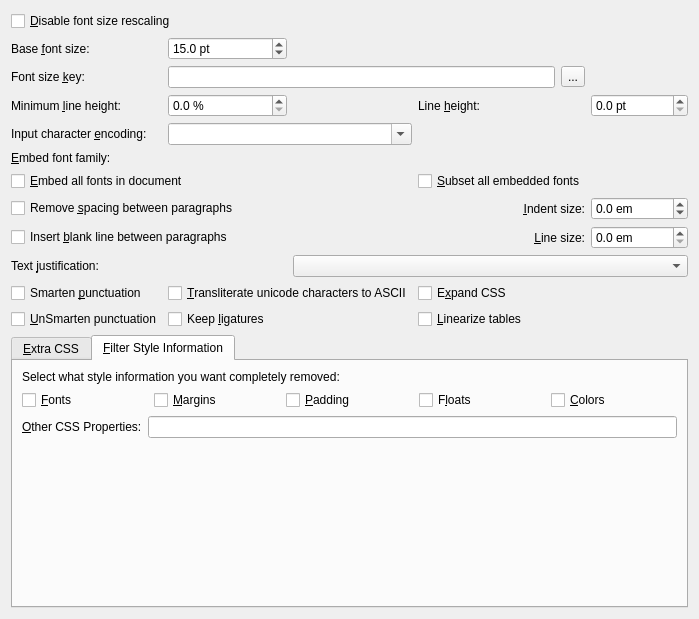
The window that src/calibre/gui2/convert/look_and_feel.ui (kovidgoyal/calibre) describes before a commit, drawn with Qt 5.
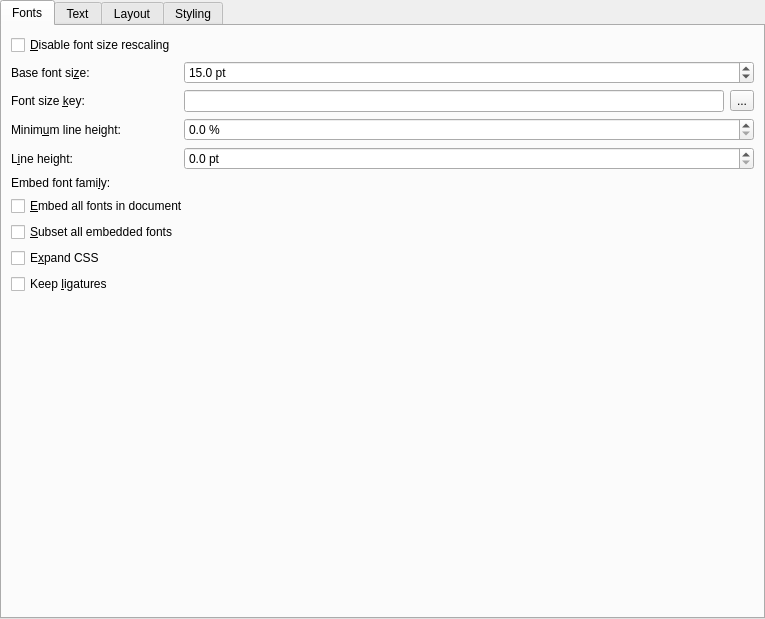
The same window after the commit. The open tabs and pages were chosen to show the change. Icons and pictures are not drawn. Custom widgets are drawn as their Qt base class.

Commit message: Re-design the Look & Feel section of the conversion dialog to make options better organized

Diff of the .ui file:
```diff
--- a/src/calibre/gui2/convert/look_and_feel.ui
+++ b/src/calibre/gui2/convert/look_and_feel.ui
@@ -6,146 +6,79 @@
    <rect>
     <x>0</x>
     <y>0</y>
-    <width>699</width>
+    <width>765</width>
     <height>619</height>
    </rect>
   </property>
-  <property name="windowTitle">
-   <string>Form</string>
-  </property>
-  <layout class="QGridLayout" name="gridLayout">
-   <item row="12" column="1" colspan="2">
-    <widget class="QCheckBox" name="opt_keep_ligatures">
-     <property name="text">
-      <string>Keep &amp;ligatures</string>
-     </property>
-    </widget>
-   </item>
+  <layout class="QVBoxLayout" name="verticalLayout_2">
+   <property name="spacing">
+    <number>0</number>
+   </property>
+   <property name="leftMargin">
+    <number>0</number>
+   </property>
+   <property name="topMargin">
+    <number>0</number>
+   </property>
+   <property name="rightMargin">
+    <number>0</number>
+   </property>
+   <property name="bottomMargin">
+    <number>0</number>
+   </property>
+   <item>
+    <widget class="QTabWidget" name="MainTabs">
+     <property name="currentIndex">
+      <number>0</number>
+     </property>
+     <widget class="QWidget" name="tab1">
+      <attribute name="title">
+       <string>Fonts</string>
+      </attribute>
+      <layout class="QFormLayout" name="formLayout">
    <item row="1" column="0">
     <widget class="QLabel" name="label_18">
      <property name="text">
-      <string>Base &amp;font size:</string>
+          <string>Base font si&amp;ze:</string>
      </property>
      <property name="buddy">
       <cstring>opt_base_font_size</cstring>
      </property>
     </widget>
    </item>
-   <item row="9" column="3">
-    <widget class="QLabel" name="label_7">
-     <property name="text">
-      <string>&amp;Line size:</string>
-     </property>
-     <property name="alignment">
-      <set>Qt::AlignRight|Qt::AlignTrailing|Qt::AlignVCenter</set>
-     </property>
-     <property name="buddy">
-      <cstring>opt_insert_blank_line_size</cstring>
-     </property>
-    </widget>
-   </item>
-   <item row="5" column="1" colspan="2">
-    <widget class="EncodingComboBox" name="opt_input_encoding">
-     <property name="editable">
-      <bool>true</bool>
-     </property>
-    </widget>
-   </item>
-   <item row="8" column="0" colspan="2">
-    <widget class="QCheckBox" name="opt_remove_paragraph_spacing">
-     <property name="text">
-      <string>Remove &amp;spacing between paragraphs</string>
-     </property>
-    </widget>
-   </item>
-   <item row="8" column="3">
-    <widget class="QLabel" name="label_4">
-     <property name="text">
-      <string>&amp;Indent size:</string>
-     </property>
-     <property name="alignment">
-      <set>Qt::AlignRight|Qt::AlignTrailing|Qt::AlignVCenter</set>
-     </property>
-     <property name="buddy">
-      <cstring>opt_remove_paragraph_spacing_indent_size</cstring>
-     </property>
-    </widget>
-   </item>
-   <item row="3" column="4">
-    <widget class="QDoubleSpinBox" name="opt_line_height">
+       <item row="1" column="1">
+        <widget class="QDoubleSpinBox" name="opt_base_font_size">
      <property name="suffix">
       <string> pt</string>
      </property>
      <property name="decimals">
       <number>1</number>
      </property>
-    </widget>
-   </item>
-   <item row="9" column="0" colspan="2">
-    <widget class="QCheckBox" name="opt_insert_blank_line">
-     <property name="text">
-      <string>Insert &amp;blank line between paragraphs</string>
-     </property>
-    </widget>
-   </item>
-   <item row="9" column="4">
-    <widget class="QDoubleSpinBox" name="opt_insert_blank_line_size">
-     <property name="suffix">
-      <string> em</string>
-     </property>
-     <property name="decimals">
-      <number>1</number>
-     </property>
-    </widget>
-   </item>
-   <item row="10" column="0">
-    <widget class="QLabel" name="label_5">
-     <property name="text">
-      <string>Text &amp;justification:</string>
-     </property>
-     <property name="buddy">
-      <cstring>opt_change_justification</cstring>
-     </property>
-    </widget>
-   </item>
-   <item row="10" column="2" colspan="3">
-    <widget class="QComboBox" name="opt_change_justification"/>
-   </item>
-   <item row="11" column="0">
-    <widget class="QCheckBox" name="opt_smarten_punctuation">
+         <property name="minimum">
+          <double>0.000000000000000</double>
+         </property>
+         <property name="maximum">
+          <double>50.000000000000000</double>
+         </property>
+         <property name="singleStep">
+          <double>1.000000000000000</double>
+         </property>
+         <property name="value">
+          <double>15.000000000000000</double>
+         </property>
+        </widget>
+       </item>
+       <item row="2" column="0">
+        <widget class="QLabel" name="label_2">
      <property name="text">
-      <string>Smarten &amp;punctuation</string>
-     </property>
-    </widget>
-   </item>
-   <item row="12" column="0">
-    <widget class="QCheckBox" name="opt_unsmarten_punctuation">
-     <property name="text">
-      <string>&amp;UnSmarten punctuation</string>
-     </property>
-    </widget>
-   </item>
-   <item row="3" column="3">
-    <widget class="QLabel" name="label">
-     <property name="text">
-      <string>Line &amp;height:</string>
-     </property>
+          <string>Font size &amp;key:</string>
+         </property>
      <property name="buddy">
       <cstring>opt_line_height</cstring>
      </property>
     </widget>
    </item>
-   <item row="3" column="0">
-    <widget class="QLabel" name="label_6">
-     <property name="text">
-      <string>Minimum &amp;line height:</string>
-     </property>
-     <property name="buddy">
-      <cstring>opt_minimum_line_height</cstring>
-     </property>
-    </widget>
-   </item>
-   <item row="2" column="1" colspan="3">
+       <item row="2" column="1">
     <layout class="QHBoxLayout" name="horizontalLayout">
      <item>
       <widget class="QLineEdit" name="opt_font_size_mapping">
@@ -179,10 +112,10 @@
      </item>
     </layout>
    </item>
-   <item row="5" column="0">
-    <widget class="QLabel" name="label_3">
+       <item row="3" column="0">
+        <widget class="QLabel" name="label_6">
      <property name="text">
-      <string>Input character &amp;encoding:</string>
+          <string>Minim&amp;um line height:</string>
      </property>
      <property name="buddy">
       <cstring>opt_input_encoding</cstring>
@@ -202,79 +135,257 @@
      </property>
     </widget>
    </item>
-   <item row="1" column="1">
-    <widget class="QDoubleSpinBox" name="opt_base_font_size">
+       <item row="4" column="0">
+        <widget class="QLabel" name="label">
+         <property name="text">
+          <string>L&amp;ine height:</string>
+         </property>
+         <property name="buddy">
+          <cstring>opt_line_height</cstring>
+         </property>
+        </widget>
+       </item>
+       <item row="4" column="1">
+        <widget class="QDoubleSpinBox" name="opt_line_height">
      <property name="suffix">
       <string> pt</string>
      </property>
      <property name="decimals">
       <number>1</number>
      </property>
-     <property name="minimum">
-      <double>0.000000000000000</double>
-     </property>
-     <property name="maximum">
-      <double>50.000000000000000</double>
-     </property>
-     <property name="singleStep">
-      <double>1.000000000000000</double>
-     </property>
-     <property name="value">
-      <double>15.000000000000000</double>
-     </property>
-    </widget>
-   </item>
-   <item row="0" column="0" colspan="5">
-    <widget class="QCheckBox" name="opt_disable_font_rescaling">
-     <property name="text">
-      <string>&amp;Disable font size rescaling</string>
-     </property>
-    </widget>
-   </item>
-   <item row="6" column="1" colspan="2">
-    <widget class="FontFamilyChooser" name="opt_embed_font_family" native="true"/>
-   </item>
-   <item row="2" column="0">
-    <widget class="QLabel" name="label_2">
-     <property name="text">
-      <string>Font size &amp;key:</string>
-     </property>
-     <property name="buddy">
-      <cstring>opt_font_size_mapping</cstring>
-     </property>
-    </widget>
-   </item>
-   <item row="6" column="0">
+        </widget>
+       </item>
+       <item row="5" column="0">
     <widget class="QLabel" name="label_10">
      <property name="text">
-      <string>&amp;Embed font family:</string>
+          <string>Embed font fami&amp;ly:</string>
      </property>
      <property name="buddy">
       <cstring>opt_embed_font_family</cstring>
      </property>
     </widget>
    </item>
-   <item row="13" column="0" colspan="5">
-    <widget class="QTabWidget" name="tabWidget">
-     <property name="currentIndex">
-      <number>0</number>
-     </property>
-     <widget class="QWidget" name="extra_css_tab">
+       <item row="5" column="1">
+        <widget class="FontFamilyChooser" name="opt_embed_font_family" native="true"/>
+       </item>
+       <item row="6" column="0" colspan="2">
+        <widget class="QCheckBox" name="opt_embed_all_fonts">
+         <property name="text">
+          <string>&amp;Embed all fonts in document</string>
+         </property>
+        </widget>
+       </item>
+       <item row="7" column="0">
+        <widget class="QCheckBox" name="opt_subset_embedded_fonts">
+         <property name="text">
+          <string>&amp;Subset all embedded fonts</string>
+         </property>
+        </widget>
+       </item>
+       <item row="8" column="0">
+        <widget class="QCheckBox" name="opt_expand_css">
+         <property name="text">
+          <string>E&amp;xpand CSS</string>
+         </property>
+        </widget>
+       </item>
+       <item row="9" column="0">
+        <widget class="QCheckBox" name="opt_keep_ligatures">
+         <property name="text">
+          <string>Keep &amp;ligatures</string>
+         </property>
+        </widget>
+       </item>
+       <item row="0" column="0" colspan="2">
+        <widget class="QCheckBox" name="opt_disable_font_rescaling">
+         <property name="text">
+          <string>&amp;Disable font size rescaling</string>
+         </property>
+        </widget>
+       </item>
+      </layout>
+     </widget>
+     <widget class="QWidget" name="tab">
       <attribute name="title">
-       <string>&amp;Extra CSS</string>
+       <string>Text</string>
       </attribute>
-      <layout class="QGridLayout" name="gridLayout_2">
+      <layout class="QFormLayout" name="formLayout_2">
+       <item row="1" column="1">
+        <widget class="EncodingComboBox" name="opt_input_encoding">
+         <property name="editable">
+          <bool>true</bool>
+         </property>
+        </widget>
+       </item>
+       <item row="2" column="0">
+        <widget class="QLabel" name="label_5">
+         <property name="text">
+          <string>Text &amp;justification:</string>
+         </property>
+         <property name="buddy">
+          <cstring>opt_change_justification</cstring>
+         </property>
+        </widget>
+       </item>
+       <item row="2" column="1">
+        <widget class="QComboBox" name="opt_change_justification"/>
+       </item>
+       <item row="4" column="0" colspan="2">
+        <widget class="QCheckBox" name="opt_smarten_punctuation">
+         <property name="text">
+          <string>Smarten &amp;punctuation</string>
+         </property>
+        </widget>
+       </item>
+       <item row="5" column="0" colspan="2">
+        <widget class="QCheckBox" name="opt_unsmarten_punctuation">
+         <property name="text">
+          <string>&amp;UnSmarten punctuation</string>
+         </property>
+        </widget>
+       </item>
+       <item row="7" column="0" colspan="2">
+        <widget class="QCheckBox" name="opt_asciiize">
+         <property name="text">
+          <string>&amp;Transliterate unicode characters to ASCII</string>
+         </property>
+        </widget>
+       </item>
+       <item row="1" column="0">
+        <widget class="QLabel" name="label_3">
+         <property name="text">
+          <string>I&amp;nput character encoding:</string>
+         </property>
+         <property name="buddy">
+          <cstring>opt_input_encoding</cstring>
+         </property>
+        </widget>
+       </item>
+      </layout>
+     </widget>
+     <widget class="QWidget" name="tab_2">
+      <attribute name="title">
+       <string>Layout</string>
+      </attribute>
+      <layout class="QGridLayout" name="gridLayout">
+       <item row="1" column="1">
+        <widget class="QLabel" name="label_7">
+         <property name="text">
+          <string>&amp;Line size:</string>
+         </property>
+         <property name="alignment">
+          <set>Qt::AlignRight|Qt::AlignTrailing|Qt::AlignVCenter</set>
+         </property>
+         <property name="buddy">
+          <cstring>opt_insert_blank_line_size</cstring>
+         </property>
+        </widget>
+       </item>
+       <item row="0" column="2">
+        <widget class="QDoubleSpinBox" name="opt_remove_paragraph_spacing_indent_size">
+         <property name="toolTip">
+          <string>&lt;p&gt;When calibre removes inter paragraph spacing, it automatically sets a paragraph indent, to ensure that paragraphs can be easily distinguished. This option controls the width of that indent.</string>
+         </property>
+         <property name="specialValueText">
+          <string>No change</string>
+         </property>
+         <property name="suffix">
+          <string> em</string>
+         </property>
+         <property name="decimals">
+          <number>1</number>
+         </property>
+         <property name="minimum">
+          <double>-0.100000000000000</double>
+         </property>
+         <property name="singleStep">
+          <double>0.100000000000000</double>
+         </property>
+        </widget>
+       </item>
+       <item row="1" column="0">
+        <widget class="QCheckBox" name="opt_insert_blank_line">
+         <property name="text">
+          <string>Insert &amp;blank line between paragraphs</string>
+         </property>
+        </widget>
+       </item>
        <item row="0" column="0">
-        <widget class="QTextEdit" name="opt_extra_css"/>
+        <widget class="QCheckBox" name="opt_remove_paragraph_spacing">
+         <property name="text">
+          <string>Remove &amp;spacing between paragraphs</string>
+         </property>
+        </widget>
        </item>
+       <item row="1" column="2">
+        <widget class="QDoubleSpinBox" name="opt_insert_blank_line_size">
+         <property name="suffix">
+          <string> em</string>
+         </property>
+         <property name="decimals">
+          <number>1</number>
+         </property>
+        </widget>
+       </item>
+       <item row="0" column="1">
+        <widget class="QLabel" name="label_4">
+         <property name="text">
+          <string>I&amp;ndent size:</string>
+         </property>
+         <property name="alignment">
+          <set>Qt::AlignRight|Qt::AlignTrailing|Qt::AlignVCenter</set>
+         </property>
+         <property name="buddy">
+          <cstring>opt_remove_paragraph_spacing_indent_size</cstring>
+         </property>
+        </widget>
+       </item>
+       <item row="2" column="0">
+        <widget class="QCheckBox" name="opt_linearize_tables">
+         <property name="text">
+          <string>&amp;Linearize tables</string>
+         </property>
+        </widget>
+       </item>
+       <item row="3" column="0">
+        <spacer name="verticalSpacer">
+         <property name="orientation">
+          <enum>Qt::Vertical</enum>
+         </property>
+         <property name="sizeHint" stdset="0">
+          <size>
+           <width>20</width>
+           <height>40</height>
+          </size>
+         </property>
+        </spacer>
+       </item>
       </layout>
      </widget>
-     <widget class="QWidget" name="opt_filter_css">
+     <widget class="QWidget" name="tab_3">
       <attribute name="title">
-       <string>&amp;Filter Style Information</string>
+       <string>Styling</string>
       </attribute>
-      <layout class="QGridLayout" name="gridLayout_3">
-       <item row="0" column="0" colspan="5">
+      <layout class="QVBoxLayout" name="verticalLayout">
+       <item>
+        <widget class="QGroupBox" name="groupBox">
+         <property name="title">
+          <string>Extra CSS</string>
+         </property>
+         <layout class="QGridLayout" name="gridLayout_4">
+          <item row="0" column="0">
+           <widget class="TextEdit" name="opt_extra_css"/>
+          </item>
+         </layout>
+        </widget>
+       </item>
+       <item>
+        <widget class="QGroupBox" name="opt_filter_css">
+         <property name="title">
+          <string>Filter Style Information</string>
+         </property>
+         <layout class="QVBoxLayout" name="verticalLayout_3">
+          <item>
         <widget class="QLabel" name="label_8">
          <property name="text">
           <string>Select what style information you want completely removed:</string>
@@ -284,7 +395,9 @@
          </property>
         </widget>
        </item>
-       <item row="1" column="0">
+          <item>
+           <layout class="QHBoxLayout" name="horizontalLayout_3">
+            <item>
         <widget class="QCheckBox" name="filter_css_fonts">
          <property name="toolTip">
           <string>Removes the font-family CSS property</string>
@@ -294,7 +407,7 @@
          </property>
         </widget>
        </item>
-       <item row="1" column="1">
+            <item>
         <widget class="QCheckBox" name="filter_css_margins">
          <property name="toolTip">
           <string>Removes the margin CSS properties. Note that page margins are not affected by this setting.</string>
@@ -304,7 +417,7 @@
          </property>
         </widget>
        </item>
-       <item row="1" column="2">
+            <item>
         <widget class="QCheckBox" name="filter_css_padding">
          <property name="toolTip">
           <string>Removes the padding CSS properties</string>
@@ -314,7 +427,7 @@
          </property>
         </widget>
        </item>
-       <item row="1" column="3">
+            <item>
         <widget class="QCheckBox" name="filter_css_floats">
          <property name="toolTip">
           <string>Convert floating images/text into static images/text</string>
@@ -324,7 +437,7 @@
          </property>
         </widget>
        </item>
-       <item row="1" column="4">
+            <item>
         <widget class="QCheckBox" name="filter_css_colors">
          <property name="toolTip">
           <string>Removes foreground and background colors</string>
@@ -334,12 +447,14 @@
          </property>
         </widget>
        </item>
-       <item row="2" column="0" colspan="5">
-        <layout class="QHBoxLayout" name="horizontalLayout_2">
+           </layout>
+          </item>
+          <item>
+           <layout class="QHBoxLayout" name="horizontalLayout_4">
          <item>
           <widget class="QLabel" name="label_9">
            <property name="text">
-            <string>&amp;Other CSS Properties:</string>
+               <string>Other CSS Propert&amp;ies:</string>
            </property>
            <property name="buddy">
             <cstring>filter_css_others</cstring>
@@ -355,78 +470,11 @@
          </item>
         </layout>
        </item>
-       <item row="3" column="0">
-        <spacer name="verticalSpacer">
-         <property name="orientation">
-          <enum>Qt::Vertical</enum>
-         </property>
-         <property name="sizeHint" stdset="0">
-          <size>
-           <width>20</width>
-           <height>40</height>
-          </size>
-         </property>
-        </spacer>
-       </item>
-      </layout>
-     </widget>
-    </widget>
-   </item>
-   <item row="8" column="4">
-    <widget class="QDoubleSpinBox" name="opt_remove_paragraph_spacing_indent_size">
-     <property name="toolTip">
-      <string>&lt;p&gt;When calibre removes inter paragraph spacing, it automatically sets a paragraph indent, to ensure that paragraphs can be easily distinguished. This option controls the width of that indent.</string>
-     </property>
-     <property name="specialValueText">
-      <string>No change</string>
-     </property>
-     <property name="suffix">
-      <string> em</string>
-     </property>
-     <property name="decimals">
-      <number>1</number>
-     </property>
-     <property name="minimum">
-      <double>-0.100000000000000</double>
-     </property>
-     <property name="singleStep">
-      <double>0.100000000000000</double>
-     </property>
-    </widget>
-   </item>
-   <item row="7" column="3">
-    <widget class="QCheckBox" name="opt_subset_embedded_fonts">
-     <property name="text">
-      <string>&amp;Subset all embedded fonts</string>
-     </property>
-    </widget>
-   </item>
-   <item row="7" column="0" colspan="3">
-    <widget class="QCheckBox" name="opt_embed_all_fonts">
-     <property name="text">
-      <string>&amp;Embed all fonts in document</string>
-     </property>
-    </widget>
-   </item>
-   <item row="11" column="1" colspan="2">
-    <widget class="QCheckBox" name="opt_asciiize">
-     <property name="text">
-      <string>&amp;Transliterate unicode characters to ASCII</string>
-     </property>
-    </widget>
-   </item>
-   <item row="11" column="3" colspan="2">
-    <widget class="QCheckBox" name="opt_expand_css">
-     <property name="text">
-      <string>E&amp;xpand CSS</string>
-     </property>
-    </widget>
-   </item>
-   <item row="12" column="3" colspan="2">
-    <widget class="QCheckBox" name="opt_linearize_tables">
-     <property name="text">
-      <string>&amp;Linearize tables</string>
-     </property>
+         </layout>
+        </widget>
+       </item>
+      </layout>
+     </widget>
     </widget>
    </item>
   </layout>
@@ -442,6 +490,11 @@
    <extends>QWidget</extends>
    <header>calibre/gui2/font_family_chooser.h</header>
   </customwidget>
+  <customwidget>
+   <class>TextEdit</class>
+   <extends>QPlainTextEdit</extends>
+   <header>calibre/gui2/tweak_book/editor/text.h</header>
+  </customwidget>
  </customwidgets>
  <resources>
   <include location="../../../../resources/images.qrc"/>
```
Left out of the diff: 36 changed lines with no effect on the pictures. Lines whose indentation alone changed are shown as unchanged. The commit also changes 3 other files.
